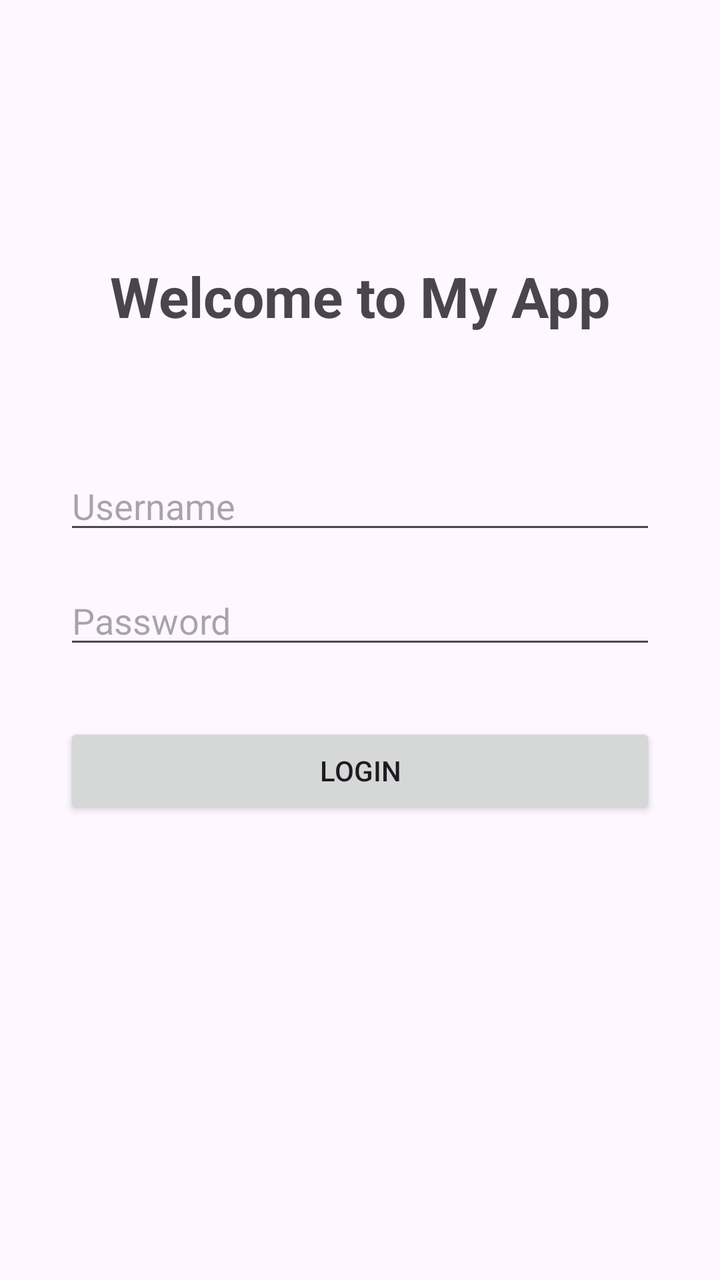
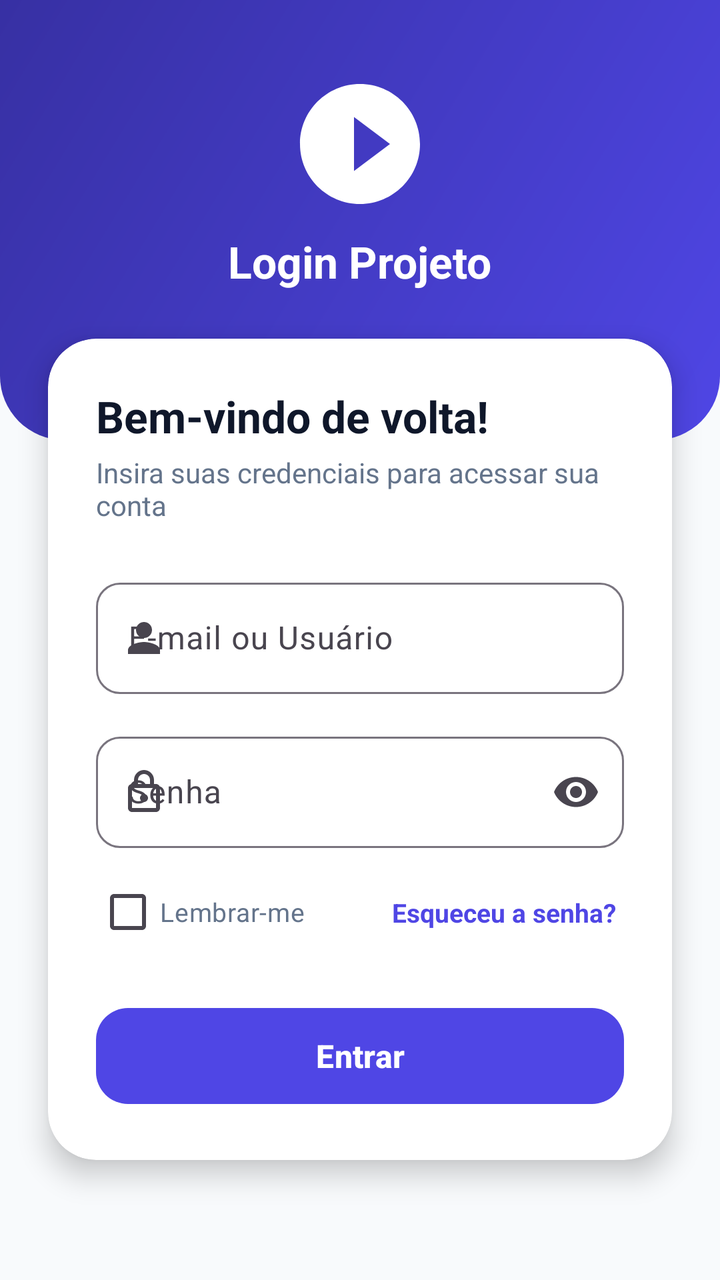

Before-and-after screenshots of an Android layout around one commit, followed by the original layout XML and the change that was made.
<!-- AndroidManifest.xml: activity theme Theme.LoginProjeto -->
<!-- res/layout/activity_login.xml -->
<?xml version="1.0" encoding="utf-8"?>
<androidx.constraintlayout.widget.ConstraintLayout xmlns:android="http://schemas.android.com/apk/res/android"
    xmlns:app="http://schemas.android.com/apk/res-auto"
    xmlns:tools="http://schemas.android.com/tools"
    android:layout_width="match_parent"
    android:layout_height="match_parent"
    tools:context=".LoginActivity">

    <TextView
        android:id="@+id/welcomeTextView"
        android:layout_width="wrap_content"
        android:layout_height="wrap_content"
        android:text="Welcome to My App"
        android:textSize="28sp"
        android:textStyle="bold"
        android:layout_marginBottom="64dp"
        app:layout_constraintBottom_toTopOf="@+id/usernameEditText"
        app:layout_constraintEnd_toEndOf="parent"
        app:layout_constraintStart_toStartOf="parent" />

    <EditText
        android:id="@+id/usernameEditText"
        android:layout_width="0dp"
        android:layout_height="wrap_content"
        android:layout_marginStart="32dp"
        android:layout_marginEnd="32dp"
        android:hint="Username"
        android:inputType="text"
        app:layout_constraintBottom_toTopOf="@+id/passwordEditText"
        app:layout_constraintEnd_toEndOf="parent"
        app:layout_constraintStart_toStartOf="parent"
        app:layout_constraintTop_toTopOf="parent"
        app:layout_constraintVertical_chainStyle="packed" />

    <EditText
        android:id="@+id/passwordEditText"
        android:layout_width="0dp"
        android:layout_height="wrap_content"
        android:layout_marginStart="32dp"
        android:layout_marginTop="16dp"
        android:layout_marginEnd="32dp"
        android:hint="Password"
        android:inputType="textPassword"
        app:layout_constraintBottom_toTopOf="@+id/loginButton"
        app:layout_constraintEnd_toEndOf="parent"
        app:layout_constraintStart_toStartOf="parent"
        app:layout_constraintTop_toBottomOf="@+id/usernameEditText" />

    <Button
        android:id="@+id/loginButton"
        android:layout_width="0dp"
        android:layout_height="wrap_content"
        android:layout_marginStart="32dp"
        android:layout_marginTop="32dp"
        android:layout_marginEnd="32dp"
        android:text="Login"
        app:layout_constraintBottom_toBottomOf="parent"
        app:layout_constraintEnd_toEndOf="parent"
        app:layout_constraintStart_toStartOf="parent"
        app:layout_constraintTop_toBottomOf="@+id/passwordEditText" />

</androidx.constraintlayout.widget.ConstraintLayout>
<!-- resources referenced by this layout -->
<resources>
  <style name="Theme.LoginProjeto" parent="Base.Theme.LoginProjeto" />
  <style name="Base.Theme.LoginProjeto" parent="Theme.Material3.DayNight.NoActionBar">
          
          
      </style>
</resources>

<!-- the commit's change to res/layout/activity_login.xml (unified diff, before → after) -->
@@ -1,62 +1,200 @@
 <?xml version="1.0" encoding="utf-8"?>
-<androidx.constraintlayout.widget.ConstraintLayout xmlns:android="http://schemas.android.com/apk/res/android"
+<ScrollView xmlns:android="http://schemas.android.com/apk/res/android"
     xmlns:app="http://schemas.android.com/apk/res-auto"
     xmlns:tools="http://schemas.android.com/tools"
     android:layout_width="match_parent"
     android:layout_height="match_parent"
+    android:fillViewport="true"
+    android:background="@color/background"
     tools:context=".LoginActivity">
 
-    <TextView
-        android:id="@+id/welcomeTextView"
-        android:layout_width="wrap_content"
+    <androidx.constraintlayout.widget.ConstraintLayout
+        android:id="@+id/loginContainer"
+        android:layout_width="match_parent"
         android:layout_height="wrap_content"
-        android:text="Welcome to My App"
-        android:textSize="28sp"
-        android:textStyle="bold"
-        android:layout_marginBottom="64dp"
-        app:layout_constraintBottom_toTopOf="@+id/usernameEditText"
-        app:layout_constraintEnd_toEndOf="parent"
-        app:layout_constraintStart_toStartOf="parent" />
-
-    <EditText
-        android:id="@+id/usernameEditText"
-        android:layout_width="0dp"
-        android:layout_height="wrap_content"
-        android:layout_marginStart="32dp"
-        android:layout_marginEnd="32dp"
-        android:hint="Username"
-        android:inputType="text"
-        app:layout_constraintBottom_toTopOf="@+id/passwordEditText"
-        app:layout_constraintEnd_toEndOf="parent"
-        app:layout_constraintStart_toStartOf="parent"
-        app:layout_constraintTop_toTopOf="parent"
-        app:layout_constraintVertical_chainStyle="packed" />
-
-    <EditText
-        android:id="@+id/passwordEditText"
-        android:layout_width="0dp"
-        android:layout_height="wrap_content"
-        android:layout_marginStart="32dp"
-        android:layout_marginTop="16dp"
-        android:layout_marginEnd="32dp"
-        android:hint="Password"
-        android:inputType="textPassword"
-        app:layout_constraintBottom_toTopOf="@+id/loginButton"
-        app:layout_constraintEnd_toEndOf="parent"
-        app:layout_constraintStart_toStartOf="parent"
-        app:layout_constraintTop_toBottomOf="@+id/usernameEditText" />
-
-    <Button
-        android:id="@+id/loginButton"
-        android:layout_width="0dp"
-        android:layout_height="wrap_content"
-        android:layout_marginStart="32dp"
-        android:layout_marginTop="32dp"
-        android:layout_marginEnd="32dp"
-        android:text="Login"
-        app:layout_constraintBottom_toBottomOf="parent"
-        app:layout_constraintEnd_toEndOf="parent"
-        app:layout_constraintStart_toStartOf="parent"
-        app:layout_constraintTop_toBottomOf="@+id/passwordEditText" />
-
-</androidx.constraintlayout.widget.ConstraintLayout>
+        android:paddingBottom="24dp">
+
+        
+        <View
+            android:id="@+id/headerBackground"
+            android:layout_width="match_parent"
+            android:layout_height="220dp"
+            android:background="@drawable/bg_gradient_header"
+            app:layout_constraintEnd_toEndOf="parent"
+            app:layout_constraintStart_toStartOf="parent"
+            app:layout_constraintTop_toTopOf="parent" />
+
+        
+        <ImageView
+            android:id="@+id/logoImageView"
+            android:layout_width="72dp"
+            android:layout_height="72dp"
+            android:layout_marginTop="36dp"
+            android:contentDescription="@string/app_name"
+            android:src="@drawable/ic_logo"
+            app:tint="@color/white"
+            app:layout_constraintEnd_toEndOf="parent"
+            app:layout_constraintStart_toStartOf="parent"
+            app:layout_constraintTop_toTopOf="parent" />
+
+        
+        <TextView
+            android:id="@+id/headerTitle"
+            android:layout_width="wrap_content"
+            android:layout_height="wrap_content"
+            android:layout_marginTop="8dp"
+            android:text="@string/app_name"
+            android:textColor="@color/white"
+            android:textSize="22sp"
+            android:textStyle="bold"
+            app:layout_constraintEnd_toEndOf="parent"
+            app:layout_constraintStart_toStartOf="parent"
+            app:layout_constraintTop_toBottomOf="@id/logoImageView" />
+
+        
+        <com.google.android.material.card.MaterialCardView
+            android:id="@+id/loginCardView"
+            android:layout_width="0dp"
+            android:layout_height="wrap_content"
+            android:layout_marginStart="24dp"
+            android:layout_marginTop="24dp"
+            android:layout_marginEnd="24dp"
+            app:cardBackgroundColor="@color/card_bg"
+            app:cardCornerRadius="24dp"
+            app:cardElevation="8dp"
+            app:strokeWidth="0dp"
+            app:layout_constraintEnd_toEndOf="parent"
+            app:layout_constraintStart_toStartOf="parent"
+            app:layout_constraintTop_toBottomOf="@id/headerTitle">
+
+            <LinearLayout
+                android:layout_width="match_parent"
+                android:layout_height="wrap_content"
+                android:orientation="vertical"
+                android:padding="24dp">
+
+                
+                <TextView
+                    android:id="@+id/welcomeTitle"
+                    android:layout_width="wrap_content"
+                    android:layout_height="wrap_content"
+                    android:text="@string/login_welcome_title"
+                    android:textColor="@color/text_primary"
+                    android:textSize="22sp"
+                    android:textStyle="bold" />
+
+                
+                <TextView
+                    android:id="@+id/welcomeSubtitle"
+                    android:layout_width="wrap_content"
+                    android:layout_height="wrap_content"
+                    android:layout_marginTop="4dp"
+                    android:text="@string/login_welcome_subtitle"
+                    android:textColor="@color/text_secondary"
+                    android:textSize="14sp" />
+
+                
+                <com.google.android.material.textfield.TextInputLayout
+                    android:id="@+id/userInputLayout"
+                    style="@style/Widget.Material3.TextInputLayout.OutlinedBox"
+                    android:layout_width="match_parent"
+                    android:layout_height="wrap_content"
+                    android:layout_marginTop="24dp"
+                    android:hint="@string/hint_email_username"
+                    app:boxCornerRadiusBottomEnd="12dp"
+                    app:boxCornerRadiusBottomStart="12dp"
+                    app:boxCornerRadiusTopEnd="12dp"
+                    app:boxCornerRadiusTopStart="12dp"
+                    app:startIconDrawable="@drawable/ic_person">
+
+                    <com.google.android.material.textfield.TextInputEditText
+                        android:id="@+id/userEditText"
+                        android:layout_width="match_parent"
+                        android:layout_height="wrap_content"
+                        android:inputType="textEmailAddress"
+                        android:maxLines="1" />
+                </com.google.android.material.textfield.TextInputLayout>
+
+                
+                <com.google.android.material.textfield.TextInputLayout
+                    android:id="@+id/passwordInputLayout"
+                    style="@style/Widget.Material3.TextInputLayout.OutlinedBox"
+                    android:layout_width="match_parent"
+                    android:layout_height="wrap_content"
+                    android:layout_marginTop="16dp"
+                    android:hint="@string/hint_password"
+                    app:boxCornerRadiusBottomEnd="12dp"
+                    app:boxCornerRadiusBottomStart="12dp"
+                    app:boxCornerRadiusTopEnd="12dp"
+                    app:boxCornerRadiusTopStart="12dp"
+                    app:endIconMode="password_toggle"
+                    app:startIconDrawable="@drawable/ic_lock">
+
+                    <com.google.android.material.textfield.TextInputEditText
+                        android:id="@+id/passwordEditText"
+                        android:layout_width="match_parent"
+                        android:layout_height="wrap_content"
+                        android:inputType="textPassword"
+                        android:maxLines="1" />
+                </com.google.android.material.textfield.TextInputLayout>
+
+                
+                <androidx.constraintlayout.widget.ConstraintLayout
+                    android:layout_width="match_parent"
+                    android:layout_height="wrap_content"
+                    android:layout_marginTop="8dp">
+
+                    <com.google.android.material.checkbox.MaterialCheckBox
+                        android:id="@+id/rememberCheckBox"
+                        android:layout_width="0dp"
+                        android:layout_height="wrap_content"
+                        android:text="@string/remember_me"
+                        android:textColor="@color/text_secondary"
+                        android:textSize="13sp"
+                        app:layout_constraintBottom_toBottomOf="parent"
+                        app:layout_constraintEnd_toStartOf="@id/forgotPasswordTextView"
+                        app:layout_constraintStart_toStartOf="parent"
+                        app:layout_constraintTop_toTopOf="parent" />
+
+                    <TextView
+                        android:id="@+id/forgotPasswordTextView"
+                        android:layout_width="wrap_content"
+                        android:layout_height="wrap_content"
+                        android:background="?attr/selectableItemBackground"
+                        android:padding="4dp"
+                        android:text="@string/forgot_password"
+                        android:textColor="@color/primary"
+                        android:textSize="13sp"
+                        android:textStyle="bold"
+                        app:layout_constraintBottom_toBottomOf="parent"
+                        app:layout_constraintEnd_toEndOf="parent"
+                        app:layout_constraintTop_toTopOf="parent" />
+                </androidx.constraintlayout.widget.ConstraintLayout>
+
+                
+                <com.google.android.material.button.MaterialButton
+                    android:id="@+id/loginButton"
+                    android:layout_width="match_parent"
+                    android:layout_height="56dp"
+                    android:layout_marginTop="20dp"
+                    android:text="@string/login_button"
+                    android:textColor="@color/white"
+                    android:textSize="16sp"
+                    android:textStyle="bold"
+                    app:backgroundTint="@color/primary"
+                    app:cornerRadius="16dp" />
+
+                
+                <ProgressBar
+                    android:id="@+id/progressBar"
+                    android:layout_width="wrap_content"
+                    android:layout_height="wrap_content"
+                    android:layout_gravity="center"
+                    android:layout_marginTop="16dp"
+                    android:visibility="gone" />
+
+            </LinearLayout>
+        </com.google.android.material.card.MaterialCardView>
+
+    </androidx.constraintlayout.widget.ConstraintLayout>
+</ScrollView>
<!-- resource entries referenced after the edit -->
@@ -1,5 +1,62 @@
 <!-- resources referenced by this layout -->
 <resources>
+  <color name="background">#F8FAFC</color>
+  <color name="card_bg">#FFFFFF</color>
+  <color name="primary">#4F46E5</color>
+  <color name="text_primary">#0F172A</color>
+  <color name="text_secondary">#64748B</color>
+  <color name="white">#FFFFFFFF</color>
+  <!-- drawable bg_gradient_header (drawable) -->
+  <?xml version="1.0" encoding="utf-8"?>
+  <shape xmlns:android="http://schemas.android.com/apk/res/android"
+      android:shape="rectangle">
+      <gradient
+          android:angle="135"
+          android:endColor="#FF3730A3"
+          android:startColor="#FF4F46E5"
+          android:type="linear" />
+      <corners
+          android:bottomLeftRadius="32dp"
+          android:bottomRightRadius="32dp" />
+  </shape>
+  <!-- drawable ic_lock (drawable) -->
+  <vector xmlns:android="http://schemas.android.com/apk/res/android"
+      android:width="24dp"
+      android:height="24dp"
+      android:viewportWidth="24"
+      android:viewportHeight="24">
+    <path
+        android:fillColor="#FF64748B"
+        android:pathData="M18,8h-1V6c0,-2.76 -2.24,-5 -5,-5S7,3.24 7,6v2H6c-1.1,0 -2,0.9 -2,2v10c0,1.1 0.9,2 2,2h12c1.1,0 2,-0.9 2,-2V10c0,-1.1 -0.9,-2 -2,-2zM9,6c0,-1.66 1.34,-3 3,-3s3,1.34 3,3v2H9V6zm9,14H6V10h12v10zm-6,-3c1.1,0 2,-0.9 2,-2s-0.9,-2 -2,-2 -2,0.9 -2,2 0.9,2 2,2z"/>
+  </vector>
+  <!-- drawable ic_logo (drawable) -->
+  <vector xmlns:android="http://schemas.android.com/apk/res/android"
+      android:width="96dp"
+      android:height="96dp"
+      android:viewportWidth="24"
+      android:viewportHeight="24">
+    <path
+        android:fillColor="#FF4F46E5"
+        android:pathData="M12,2C6.48,2 2,6.48 2,12s4.48,10 10,10 10,-4.48 10,-10S17.52,2 12,2zm-1,14.5v-9l6,4.5 -6,4.5z"/>
+  </vector>
+  <!-- drawable ic_person (drawable) -->
+  <vector xmlns:android="http://schemas.android.com/apk/res/android"
+      android:width="24dp"
+      android:height="24dp"
+      android:viewportWidth="24"
+      android:viewportHeight="24">
+    <path
+        android:fillColor="#FF64748B"
+        android:pathData="M12,12c2.21,0 4,-1.79 4,-4s-1.79,-4 -4,-4 -4,1.79 -4,4 1.79,4 4,4zM12,14c-2.67,0 -8,1.34 -8,4v2h16v-2c0,-2.66 -5.33,-4 -8,-4z"/>
+  </vector>
+  <string name="app_name">Login Projeto</string>
+  <string name="forgot_password">Esqueceu a senha?</string>
+  <string name="hint_email_username">E-mail ou Usuário</string>
+  <string name="hint_password">Senha</string>
+  <string name="login_button">Entrar</string>
+  <string name="login_welcome_subtitle">Insira suas credenciais para acessar sua conta</string>
+  <string name="login_welcome_title">Bem-vindo de volta!</string>
+  <string name="remember_me">Lembrar-me</string>
   <style name="Theme.LoginProjeto" parent="Base.Theme.LoginProjeto" />
   <style name="Base.Theme.LoginProjeto" parent="Theme.Material3.DayNight.NoActionBar">
           
